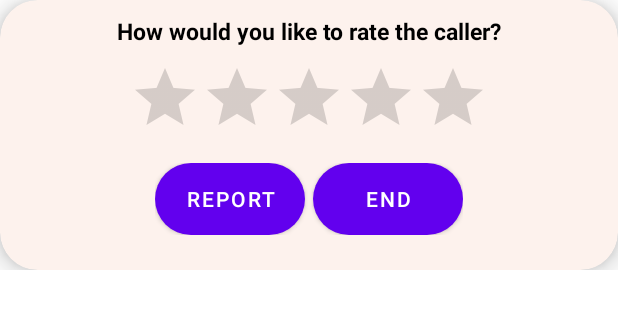
After one commit to chandan3966/SpeakInEnglish, an Android app: the layout custom_dialog.xml on its own in the app's theme, with its tools: preview values and no code run, on a phone screen of 412 x 824 dp. The commit adds this screen. Shown: the top 309 px of the screen. Run offline under Robolectric (Android 15) with nearby library versions, the phone set to English and light mode, and no system bars.

Commit message:
first commit

```diff
--- /dev/null
+++ b/api/src/main/java/com/example/api/interfaces/FirebaseCallerAPI/FirebaseCallerFinishValueCallback.kt
@@ -0,0 +1,5 @@
+package com.example.api.interfaces.FirebaseCallerAPI
+
+interface FirebaseCallerFinishValueCallback{
+    fun onComplete()
+}
--- /dev/null
+++ b/api/src/main/java/com/example/api/interfaces/FirebaseCallerAPI/FirebaseCallerNextAnswerCallback.kt
@@ -0,0 +1,6 @@
+package com.example.api.interfaces.FirebaseCallerAPI
+
+
+interface FirebaseCallerNextAnswerCallback{
+    fun OnListener(value:Boolean)
+}
--- a/app/src/main/java/com/example/speakinenglish/fragment/FindingSomeone.kt
+++ b/app/src/main/java/com/example/speakinenglish/fragment/FindingSomeone.kt
@@ -13,6 +13,8 @@ import androidx.fragment.app.Fragment
 import com.appyhigh.adutils.callbacks.NativeAdLoadCallback
 import com.example.advertise.AdsManager
 import com.example.api.FirebaseConnectingAPI
+import com.example.api.interfaces.FirebaseConnectingAPI.FirebaseConnectingCallback
+import com.example.api.interfaces.FirebaseConnectingAPI.FirebaseConnectingCallbackFirestore
 import com.example.api.model.User
 import com.example.speakinenglish.R
 import com.example.speakinenglish.activity.CallerActivity
@@ -109,7 +111,7 @@ class FindingSomeone : Fragment() {
         FirebaseConnectingAPI.removePreviousSession(Gson().fromJson(AppPref.getString(requireContext(),AppPref.user),User::class.java))
 
         FirebaseConnectingAPI.fetchUserWithStatus(gender,level,Gson().fromJson(AppPref.getString(requireContext(),AppPref.user),User::class.java)
-            ,object :FirebaseConnectingAPI.FirebaseConnectingCallbackFirestore{
+            ,object : FirebaseConnectingCallbackFirestore {
             override fun OnSuccessListener(snapshot: List<DocumentSnapshot>) {
                 if(snapshot.size > 0) {
                     //get 1 user with status 0 as room is available
@@ -141,7 +143,7 @@ class FindingSomeone : Fragment() {
                     FirebaseConnectingAPI.roomNotAvailable(username,gender,level,questionType,
                         RandomGenerate.getArray(getQuestionLimit(questionType),getQuestionsSize(questionType))
                         ,Gson().fromJson(AppPref.getString(requireContext(),AppPref.user),User::class.java)
-                        ,object :FirebaseConnectingAPI.FirebaseConnectingCallback{
+                        ,object : FirebaseConnectingCallback {
                         override fun OnSuccessListener(snapshot: DataSnapshot) {
                             if (isOkay) return
 
--- /dev/null
+++ b/app/src/main/java/com/example/speakinenglish/interfaces/EndCallDialogInterface.kt
@@ -0,0 +1,6 @@
+package com.example.speakinenglish.interfaces
+
+interface EndCallDialogInterface {
+    fun onReported()
+    fun onEnded(rating:Float)
+}
--- /dev/null
+++ b/app/src/main/res/layout/custom_dialog.xml
@@ -0,0 +1,75 @@
+<?xml version="1.0" encoding="utf-8"?>
+<LinearLayout xmlns:android="http://schemas.android.com/apk/res/android"
+    android:layout_width="fill_parent"
+    android:layout_height="wrap_content"
+    android:background="@android:color/transparent"
+    xmlns:app="http://schemas.android.com/apk/res-auto"
+    android:orientation="vertical">
+
+    <androidx.cardview.widget.CardView
+        android:layout_width="match_parent"
+        app:cardCornerRadius="25dp"
+        app:cardBackgroundColor="@color/new_home_color"
+        app:cardElevation="10dp"
+        android:layout_height="match_parent">
+
+        <LinearLayout
+            android:layout_width="fill_parent"
+            android:layout_height="180dp"
+            android:orientation="vertical" >
+
+            <TextView
+                android:id="@+id/txt_dia"
+                android:layout_width="wrap_content"
+                android:layout_height="wrap_content"
+                android:layout_gravity="center"
+                android:layout_margin="10dp"
+                android:text="How would you like to rate the caller?"
+                android:textColor="@android:color/black"
+                android:textSize="15dp"
+                android:textStyle="bold"/>
+
+
+            <RatingBar
+                android:id="@+id/ratingBar"
+                android:layout_width="240dp"
+                android:layout_gravity="center"
+                android:layout_height="wrap_content" />
+
+            <LinearLayout
+                android:layout_width="wrap_content"
+                android:layout_height="wrap_content"
+                android:layout_gravity="center"
+                android:layout_margin="10dp"
+                android:orientation="horizontal" >
+
+                <Button
+                    android:id="@+id/btn_report"
+                    android:layout_width="100dp"
+                    android:layout_height="wrap_content"
+                    android:background="@drawable/bg_secondary_btn_enabled_state"
+                    android:clickable="true"
+                    android:text="Report"
+                    android:textColor="@color/white"
+                    android:textStyle="normal" />
+
+                <Button
+                    android:id="@+id/btn_end"
+                    android:layout_width="100dp"
+                    android:layout_height="wrap_content"
+                    android:layout_marginLeft="5dp"
+                    android:background="@drawable/bg_secondary_btn_enabled_state"
+                    android:clickable="true"
+                    android:text="End"
+                    android:textColor="@color/white"
+                    android:textStyle="normal" />
+            </LinearLayout>
+        </LinearLayout>
+
+
+
+    </androidx.cardview.widget.CardView>
+
+
+
+</LinearLayout>
```
Also changed, not shown: api/src/main/java/com/example/api/FirebaseCallerAPI.kt (+56 -28 lines), api/src/main/java/com/example/api/FirebaseConnectingAPI.kt (+7 -11 lines), api/src/main/java/com/example/api/interfaces/FirebaseCallerAPI/FirebaseCallerCallback.kt (added, +9 -0 lines), api/src/main/java/com/example/api/interfaces/FirebaseCallerAPI/FirebaseCallerEqualCallback.kt (added, +8 -0 lines), api/src/main/java/com/example/api/interfaces/FirebaseCallerAPI/FirebaseCallerGrammarEqualCallback.kt (added, +8 -0 lines), api/src/main/java/com/example/api/interfaces/FirebaseCallerAPI/FirebaseCallerNextCallback.kt (added, +7 -0 lines), api/src/main/java/com/example/api/interfaces/FirebaseCallerAPI/FirebaseCallerSnapshotCallback.kt (added, +9 -0 lines), api/src/main/java/com/example/api/interfaces/FirebaseCallerAPI/FirebaseNameCallback.kt (added, +7 -0 lines), api/src/main/java/com/example/api/interfaces/FirebaseConnectingAPI/FirebaseConnectingCallback.kt (added, +8 -0 lines), api/src/main/java/com/example/api/interfaces/FirebaseConnectingAPI/FirebaseConnectingCallbackFirestore.kt (added, +8 -0 lines), api/src/main/java/com/example/api/model/User.java (+20 -0 lines), app/src/main/java/com/example/speakinenglish/activity/CallerActivity.kt (+72 -46 lines), app/src/main/java/com/example/speakinenglish/fragment/CallingFragment.kt (+5 -3 lines), app/src/main/java/com/example/speakinenglish/util/CustomDialogClass.kt (added, +48 -0 lines).
